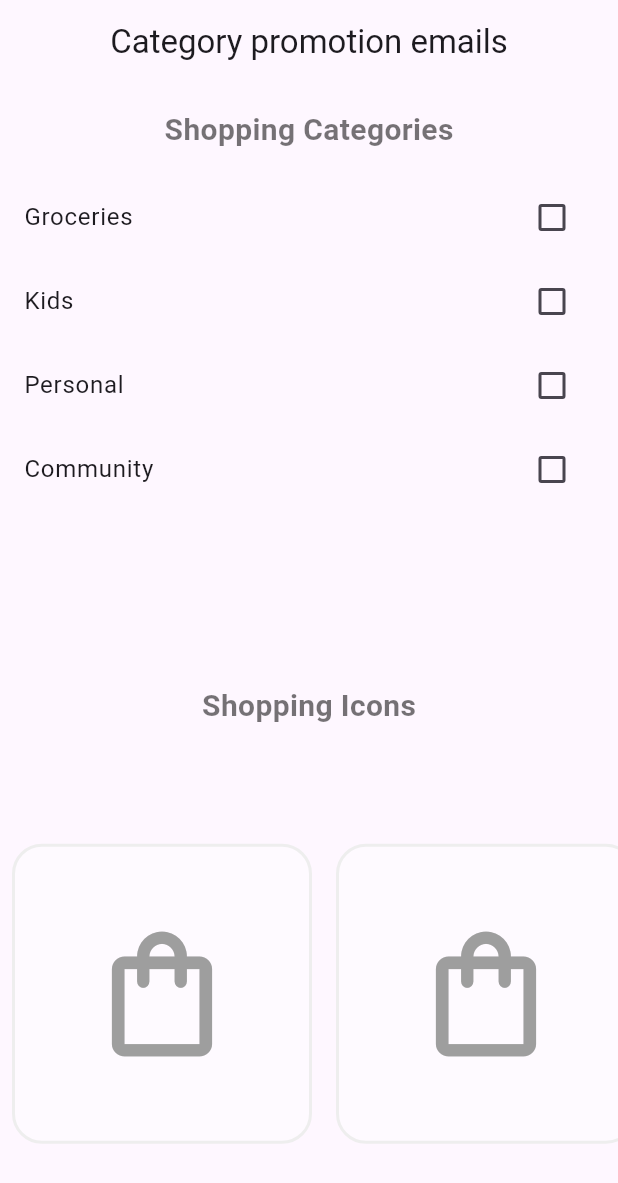
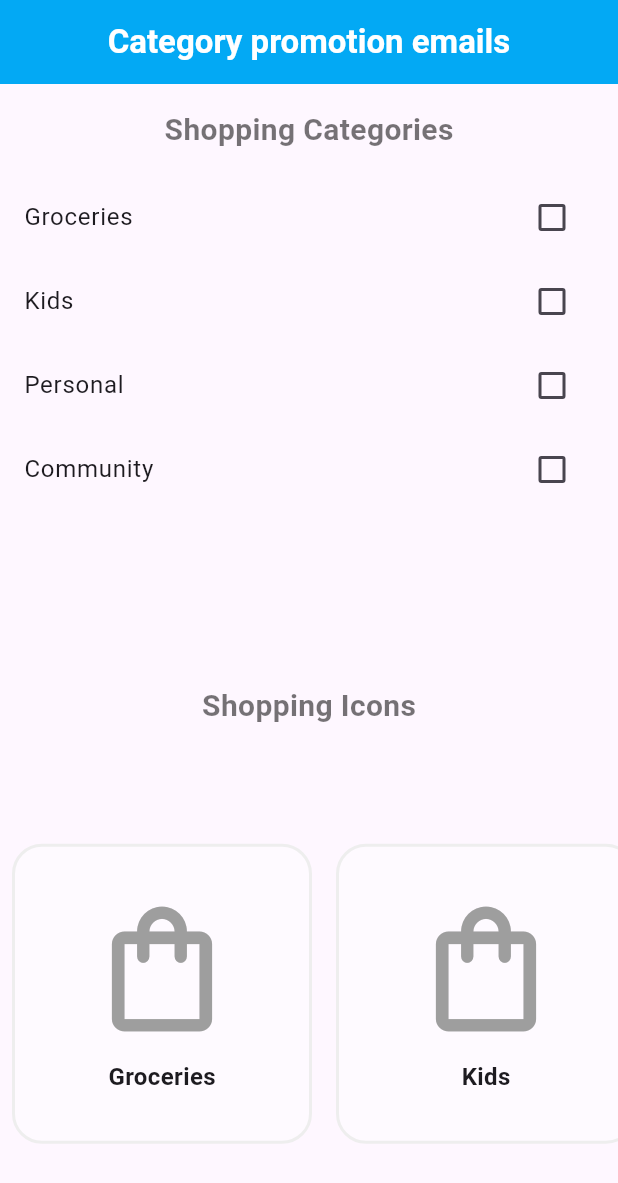
Before and after one commit to VicAy007/apprentissage_flutter_app, a Flutter app: the screen it shows after launch, on a phone screen of 412 x 824 dp. Shown: the top 1183 px of the screen. Run offline on Flutter 3.47's test engine with Material 3 defaults, Android fonts, the phone set to English and light mode, and no system bars; our stand-ins replace material_ui.

Commit message:
ajout de l'attribut name dans la classe Shopping_card.dart

```diff
--- a/lib/screens/third_page.dart
+++ b/lib/screens/third_page.dart
@@ -20,7 +20,14 @@ class _ThirdPageState extends State<ThirdPage> {
   @override
   Widget build(BuildContext context) {
     return Scaffold(
-      appBar: AppBar(title: Text(widget.title), centerTitle: true),
+      appBar: AppBar(
+        title: Text(
+          widget.title,
+          style: TextStyle(fontWeight: FontWeight.bold, color: Colors.white),
+        ),
+        centerTitle: true,
+        backgroundColor: Colors.lightBlue,
+      ),
       body: Column(
         children: [
           Container(
@@ -79,6 +86,7 @@ class _ThirdPageState extends State<ThirdPage> {
                       (taskName) => ShoppingCard(
                         chore: taskName,
                         on: checkLists[taskName]!,
+                        name: taskName,
                       ),
                     )
                     .toList(),
--- a/lib/widgets/shopping_card.dart
+++ b/lib/widgets/shopping_card.dart
@@ -1,10 +1,16 @@
 import 'package:material_ui/material_ui.dart';
 
 class ShoppingCard extends StatelessWidget {
-  const ShoppingCard({super.key, this.on = true, this.chore = ''});
+  const ShoppingCard({
+    super.key,
+    this.on = true,
+    this.chore = '',
+    this.name = '',
+  });
 
   final bool on;
   final String chore;
+  final String name;
 
   @override
   Widget build(BuildContext context) {
@@ -27,6 +33,11 @@ class ShoppingCard extends StatelessWidget {
               color: on ? Colors.green : Colors.grey,
             ),
           ),
+          SizedBox(height: 10),
+          Text(
+            name,
+            style: TextStyle(fontWeight: FontWeight.bold, fontSize: 16),
+          ),
         ],
       ),
     );
```
